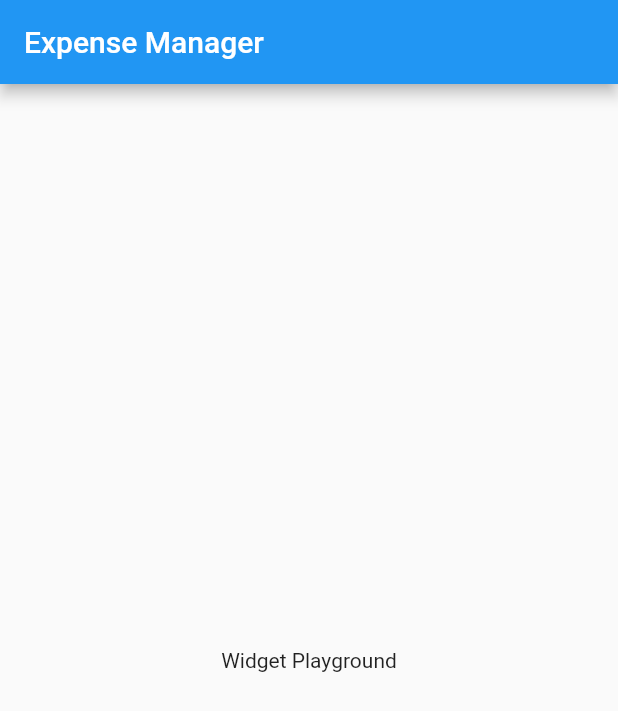
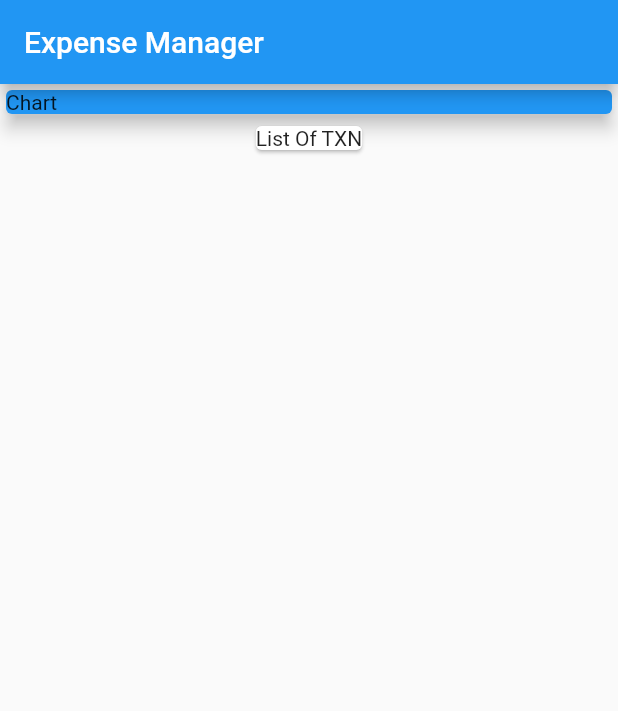
Before and after one commit to khudania/Flutter_Expense_Manager_App, a Flutter app: the screen it shows after launch, on a phone screen of 412 x 824 dp. Shown: the top 711 px of the screen. Run offline on Flutter 3.47's test engine with Material 2 defaults, Android fonts, the phone set to English and light mode, and no system bars.

Commit message:
Combining Widgets

```diff
--- a/lib/main.dart
+++ b/lib/main.dart
@@ -19,8 +19,20 @@ class MyHomePage extends StatelessWidget {
       appBar: AppBar(
         title: Text('Expense Manager'),
       ),
-      body: Center(
-        child: Text('Widget Playground'),
+      body: Column(
+        children: <Widget>[
+          Container(
+            width: double.infinity,
+            child: Card(
+              color: Colors.blue,
+              child: Text('Chart'),
+              elevation: 5,
+            ),
+          ),
+          Card(
+            child: Text('List Of TXN'),
+          ),
+        ],
       ),
     );
   }
```
